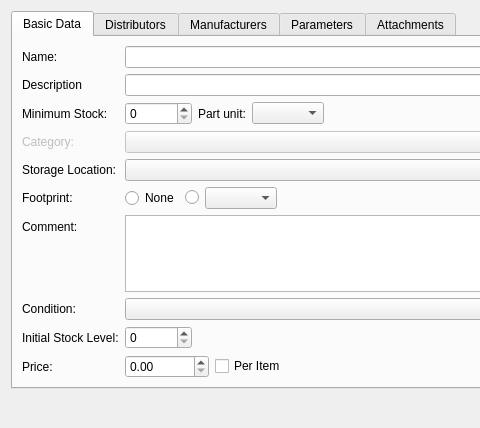
Above: src/partdialog.ui from jassuncao/myparts before the change; both pictures show x 0 to 480 and y 0 to 428 of the 844 by 428 pixel window. Below: the same form after it.
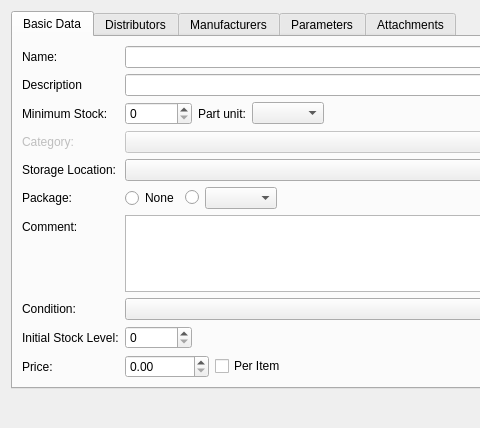
That is the form after the change. The open tabs and pages were chosen to show the change. Icons and pictures are not drawn. Custom widgets are drawn as their Qt base class.

Commit message: * Using the designation "package" instead of "footprint" * Removes the previs "part_" from some entities

The edit to the form file:
```diff
--- a/src/partdialog.ui
+++ b/src/partdialog.ui
@@ -140,7 +140,7 @@
        <item row="5" column="0">
         <widget class="QLabel" name="label_7">
          <property name="text">
-          <string>Footprint:</string>
+          <string>Package:</string>
          </property>
         </widget>
        </item>
```
Left out of the diff: 6 changed lines with no effect on the pictures. The commit also changes 46 other files.
